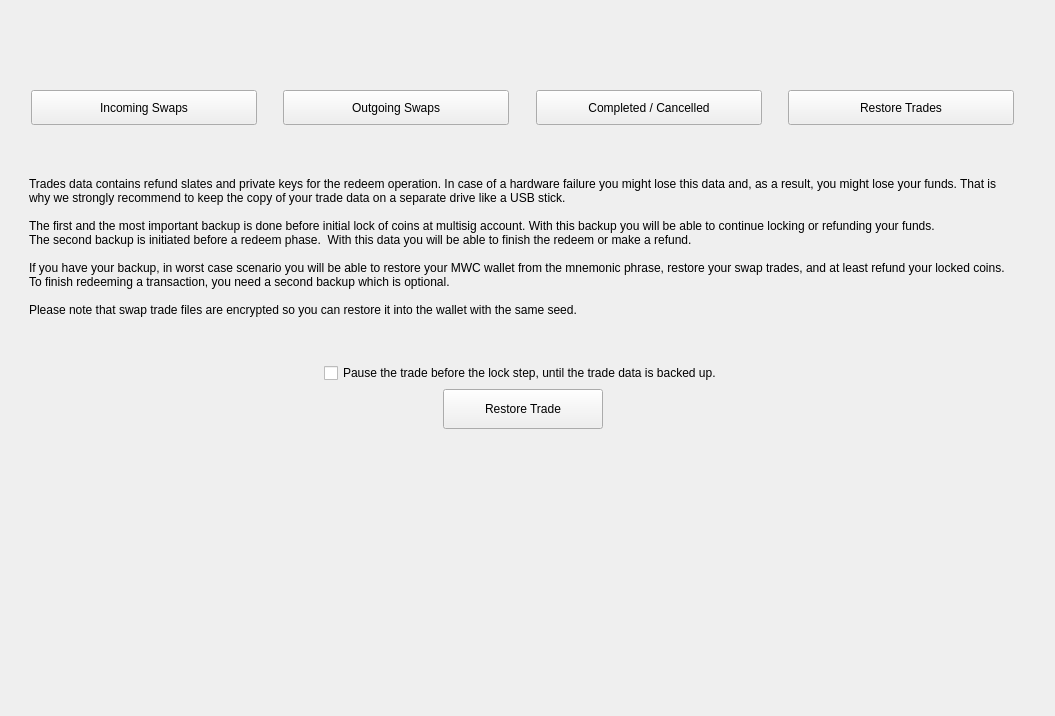
First picture: the form in windows_desktop/s_swaplist_w.ui, repository 0xkobe/mwc-wallet, before the edit.
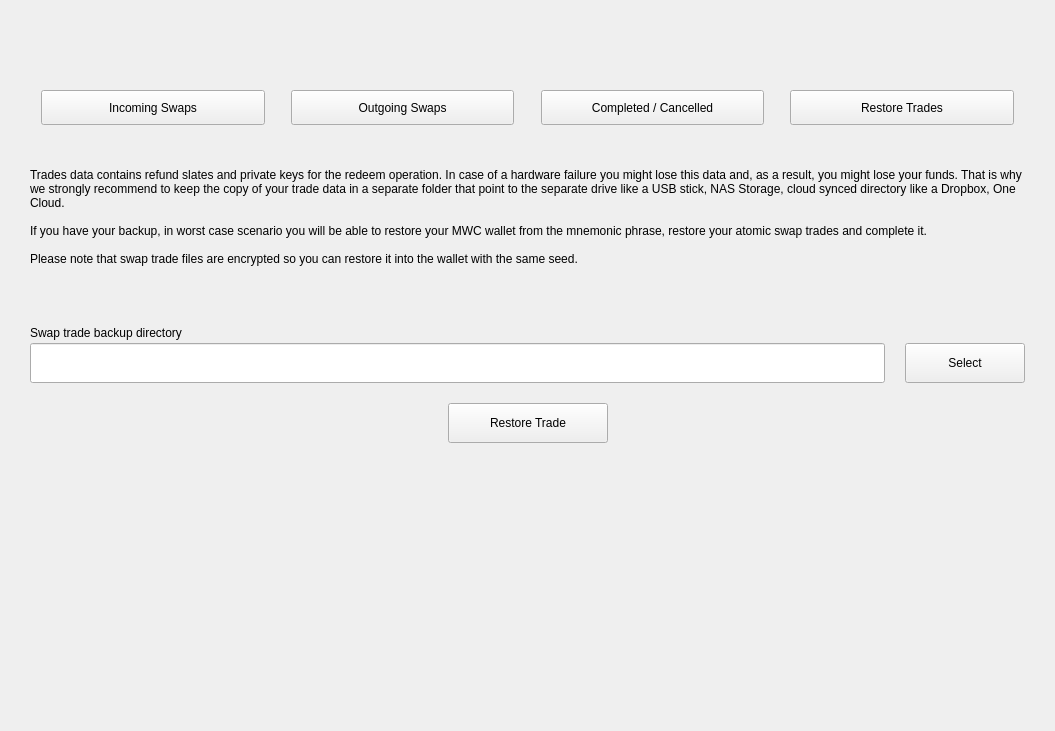
Second picture: the form after the edit. Icons and pictures are not drawn. Custom widgets are drawn as their Qt base class.

Commit message: https://github.com/mwcproject/mwc-qt-wallet/issues/823 - automated swap trade backup into directory

What changed in the file:
```diff
--- a/windows_desktop/s_swaplist_w.ui
+++ b/windows_desktop/s_swaplist_w.ui
@@ -7,18 +7,18 @@
     <x>0</x>
     <y>0</y>
     <width>1055</width>
-    <height>716</height>
+    <height>731</height>
    </rect>
   </property>
   <property name="windowTitle">
    <string>Form</string>
   </property>
-  <layout class="QVBoxLayout" name="verticalLayout">
+  <layout class="QVBoxLayout" name="verticalLayout_3">
    <property name="spacing">
     <number>15</number>
    </property>
    <property name="leftMargin">
-    <number>20</number>
+    <number>30</number>
    </property>
    <property name="topMargin">
     <number>90</number>
@@ -231,17 +231,29 @@
       </size>
      </property>
      <layout class="QVBoxLayout" name="verticalLayout_2">
+      <property name="spacing">
+       <number>20</number>
+      </property>
+      <property name="leftMargin">
+       <number>0</number>
+      </property>
+      <property name="topMargin">
+       <number>0</number>
+      </property>
+      <property name="rightMargin">
+       <number>0</number>
+      </property>
+      <property name="bottomMargin">
+       <number>0</number>
+      </property>
       <item>
        <widget class="control::MwcLabelNormal" name="label">
         <property name="text">
          <string>
 
-Trades data contains refund slates and private keys for the redeem operation. In case of a hardware failure you might lose this data and, as a result, you might lose your funds. That is why we strongly recommend to keep the copy of your trade data on a separate drive like a USB stick.
+Trades data contains refund slates and private keys for the redeem operation. In case of a hardware failure you might lose this data and, as a result, you might lose your funds. That is why we strongly recommend to keep the copy of your trade data in a separate folder that point to the separate drive like a USB stick, NAS Storage, cloud synced directory like a Dropbox, One Cloud.
 
-The first and the most important backup is done before initial lock of coins at multisig account. With this backup you will be able to continue locking or refunding your funds.
-The second backup is initiated before a redeem phase.  With this data you will be able to finish the redeem or make a refund.
-
-If you have your backup, in worst case scenario you will be able to restore your MWC wallet from the mnemonic phrase, restore your swap trades, and at least refund your locked coins. To finish redeeming a transaction, you need a second backup which is optional.
+If you have your backup, in worst case scenario you will be able to restore your MWC wallet from the mnemonic phrase, restore your atomic swap trades and complete it.
 
 Please note that swap trade files are encrypted so you can restore it into the wallet with the same seed.</string>
         </property>
@@ -267,39 +279,73 @@
        </spacer>
       </item>
       <item>
-       <layout class="QHBoxLayout" name="horizontalLayout_3">
+       <layout class="QVBoxLayout" name="verticalLayout">
+        <property name="spacing">
+         <number>3</number>
+        </property>
         <item>
-         <spacer name="horizontalSpacer_4">
-          <property name="orientation">
-           <enum>Qt::Horizontal</enum>
-          </property>
-          <property name="sizeHint" stdset="0">
+         <widget class="control::MwcLabelSmall" name="label_10">
+          <property name="maximumSize">
            <size>
-            <width>40</width>
-            <height>20</height>
+            <width>16777215</width>
+            <height>22</height>
            </size>
           </property>
-         </spacer>
-        </item>
-        <item>
-         <widget class="QCheckBox" name="checkEnforceBackup">
           <property name="text">
-           <string>Pause the trade before the lock step, until the trade data is backed up.</string>
+           <string>Swap trade backup directory</string>
           </property>
          </widget>
         </item>
         <item>
-         <spacer name="horizontalSpacer_11">
-          <property name="orientation">
-           <enum>Qt::Horizontal</enum>
+         <layout class="QHBoxLayout" name="horizontalLayout">
+          <property name="spacing">
+           <number>20</number>
           </property>
-          <property name="sizeHint" stdset="0">
-           <size>
-            <width>40</width>
-            <height>20</height>
-           </size>
-          </property>
-         </spacer>
+          <item>
+           <widget class="control::MwcLineEditNormal" name="swapBackupDir">
+            <property name="minimumSize">
+             <size>
+              <width>0</width>
+              <height>40</height>
+             </size>
+            </property>
+            <property name="maximumSize">
+             <size>
+              <width>16777215</width>
+              <height>40</height>
+             </size>
+            </property>
+            <property name="toolTip">
+             <string>Swap trades backup directory.</string>
+            </property>
+            <property name="maxLength">
+             <number>64</number>
+            </property>
+           </widget>
+          </item>
+          <item>
+           <widget class="control::MwcPushButtonNormal" name="selectBackupDirBtn">
+            <property name="minimumSize">
+             <size>
+              <width>120</width>
+              <height>40</height>
+             </size>
+            </property>
+            <property name="maximumSize">
+             <size>
+              <width>120</width>
+              <height>40</height>
+             </size>
+            </property>
+            <property name="toolTip">
+             <string>Select directory to backup swap trades</string>
+            </property>
+            <property name="text">
+             <string>Select</string>
+            </property>
+           </widget>
+          </item>
+         </layout>
         </item>
        </layout>
       </item>
@@ -607,16 +653,26 @@
    <extends>QPushButton</extends>
    <header>control_desktop/MwcPushButton.h</header>
   </customwidget>
+  <customwidget>
+   <class>control::MwcLabelNormal</class>
+   <extends>QLabel</extends>
+   <header>control_desktop/MwcLabel.h</header>
+  </customwidget>
+  <customwidget>
+   <class>control::MwcLineEditNormal</class>
+   <extends>QLineEdit</extends>
+   <header>control_desktop/MwcLineEdit.h</header>
+  </customwidget>
+  <customwidget>
+   <class>control::MwcLabelSmall</class>
+   <extends>QLabel</extends>
+   <header>control_desktop/MwcLabel.h</header>
+  </customwidget>
   <customwidget>
    <class>control::MwcLabelProgress</class>
    <extends>QLabel</extends>
    <header>control_desktop/MwcLabelProgress.h</header>
   </customwidget>
-  <customwidget>
-   <class>control::MwcLabelNormal</class>
-   <extends>QLabel</extends>
-   <header>control_desktop/MwcLabel.h</header>
-  </customwidget>
   <customwidget>
    <class>control::RichVBox</class>
    <extends>QWidget</extends>
```
The commit also changes 19 other files.
